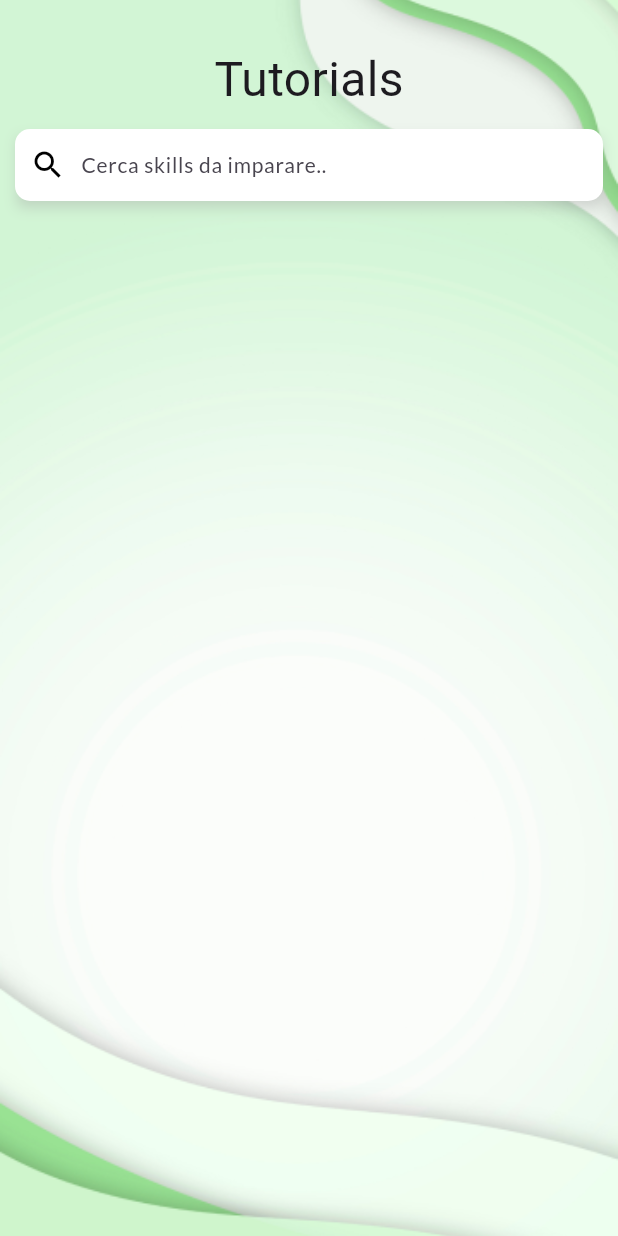
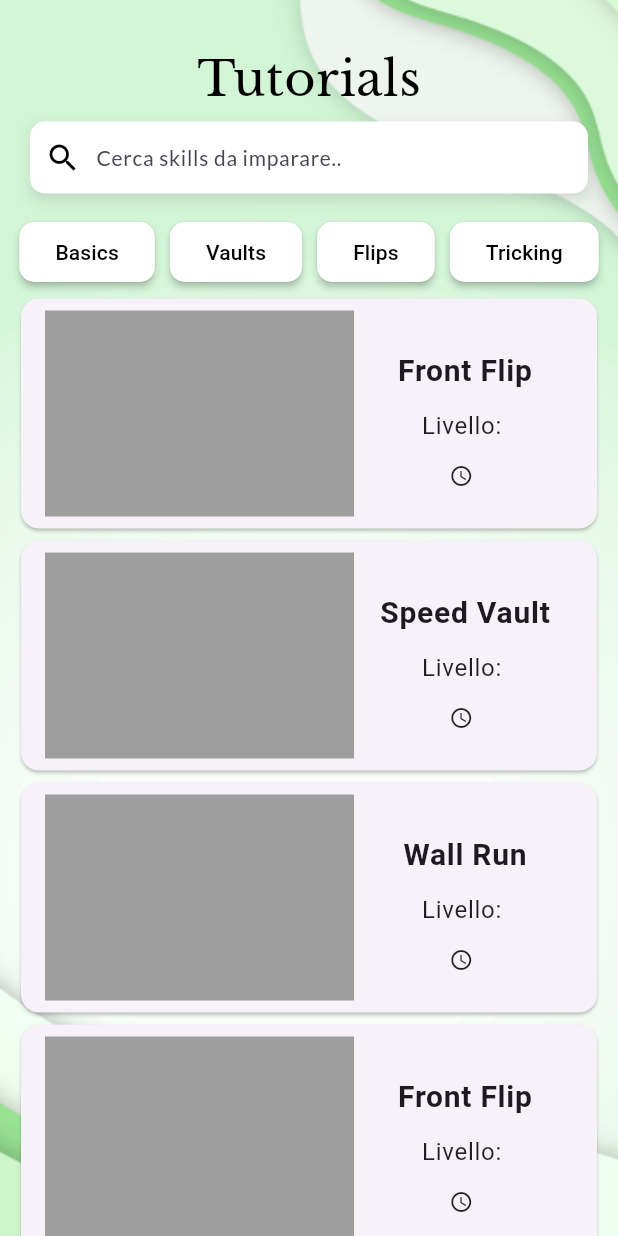
Before and after one commit to morenoboasso/My-Parkour-Tracker, a Flutter app: the screen it shows after launch, on a phone screen of 412 x 824 dp. Run offline on Flutter 3.47's test engine with Material 3 defaults, Android fonts, the light colour scheme and no system bars; our stand-ins replace get, google_fonts; Roboto replaces fonts that are missing (Amaranth).

Commit message:
Add tutorials filter logic and little UI (da migliorare)

```diff
--- /dev/null
+++ b/lib/data/tutorials.dart
@@ -0,0 +1,23 @@
+
+class ParkourTutorial {
+  final String id;
+  final String title;
+  final String category;
+
+  ParkourTutorial({
+    required this.id,
+    required this.title,
+    required this.category,
+  });
+}
+final List<ParkourTutorial> tutorials = [
+  ParkourTutorial(id: '1', title: 'Front Flip', category: 'Flips'),
+  ParkourTutorial(id: '2', title: 'Speed Vault', category: 'Vaults'),
+  ParkourTutorial(id: '3', title: 'Wall Run', category: 'Basics'),
+  ParkourTutorial(id: '4', title: 'Front Flip', category: 'Flips'),
+  ParkourTutorial(id: '5', title: 'Speed Vault', category: 'Vaults'),
+  ParkourTutorial(id: '6', title: 'Wall Run', category: 'Basics'),
+  ParkourTutorial(id: '7', title: 'Front Flip', category: 'Flips'),
+  ParkourTutorial(id: '8', title: 'Speed Vault', category: 'Vaults'),
+  ParkourTutorial(id: '9', title: 'Wall Run', category: 'Tricking'),
+];
--- a/lib/pages/splash_screen.dart
+++ b/lib/pages/splash_screen.dart
@@ -25,8 +25,8 @@ class SplashScreen extends StatelessWidget {
                 children: [
                   Image.asset(
                     AssetsHD.logo,
-                    width: 250,
-                    height: 250,
+                    width: 350,
+                    height: 330,
                   ),
                   const SizedBox(height: 10),
                 ],
--- a/lib/pages/tutorial/tutorial_home.dart
+++ b/lib/pages/tutorial/tutorial_home.dart
@@ -1,10 +1,46 @@
 import 'package:flutter/foundation.dart';
 import 'package:flutter/material.dart';
 import 'package:myparkourtracker/styles/text_style.dart';
+import '../../data/tutorials.dart';
 import '../../styles/assets_manager.dart';
+import '../../widgets/parkour_tutorial_card.dart';
 
-class TutorialHome extends StatelessWidget {
+class TutorialHome extends StatefulWidget {
   const TutorialHome({super.key});
+
+  @override
+  _TutorialHomeState createState() => _TutorialHomeState();
+}
+
+class _TutorialHomeState extends State<TutorialHome> {
+  int _selectedIndex = -1;
+  final List<String> _filters = ['Basics', 'Vaults', 'Flips', 'Tricking'];
+  late List<ParkourTutorial> filteredTutorials; // Dichiarare la lista filtrata
+
+
+  void _selectFilter(int index) {
+    setState(() {
+      if (_selectedIndex == index) {
+        _selectedIndex = -1; // Deseleziona il filtro se già selezionato
+        filteredTutorials = tutorials; // Mostra tutte le cards
+      } else {
+        _selectedIndex = index; // Seleziona il filtro
+        final String selectedCategory = _filters[index];
+        // Applicare il filtro in base alla categoria selezionata
+        filteredTutorials = tutorials.where((tutorial) => tutorial.category == selectedCategory).toList();
+      }
+    });
+  }
+
+
+
+
+
+  @override
+  void initState() {
+    super.initState();
+    filteredTutorials = tutorials; // Inizializzare la lista filtrata con tutte le cards
+  }
 
   @override
   Widget build(BuildContext context) {
@@ -25,8 +61,8 @@ class TutorialHome extends StatelessWidget {
           ),
           Positioned(
             top: kIsWeb ? 10 : 30,
-            left: 10,
-            right: 10,
+            left: 0,
+            right: 0,
             child: Column(
               crossAxisAlignment: CrossAxisAlignment.start,
               children: [
@@ -36,27 +72,31 @@ class TutorialHome extends StatelessWidget {
                     style: TextHD.appbarTitle,
                   ),
                 ),
-                const SizedBox(height: 10),
-                Container(
+                const SizedBox(height: 5),
+                Padding(
+                  padding: const EdgeInsets.symmetric(horizontal: 20),
+                  child: Container(
                     decoration: BoxDecoration(
                       boxShadow: [
                         BoxShadow(
                           color: Colors.grey.withOpacity(0.4),
                           spreadRadius: -1,
                           blurRadius: 7,
-                        offset: const Offset(0, 5),
+                          offset: const Offset(0, 4),
                         ),
                       ],
                     ),
                     child: Container(
-                    padding: const EdgeInsets.symmetric(horizontal: 10),
                       decoration: BoxDecoration(
                         color: Colors.white,
                         borderRadius: BorderRadius.circular(10),
                       ),
                       child: Row(
                         children: [
-                        const Icon(Icons.search, color: Colors.black),
+                          const Padding(
+                            padding: EdgeInsets.only(left: 10), // Aggiunto padding qui
+                            child: Icon(Icons.search, color: Colors.black),
+                          ),
                           const SizedBox(width: 10),
                           Expanded(
                             child: TextField(
@@ -75,7 +115,50 @@ class TutorialHome extends StatelessWidget {
                       ),
                     ),
                   ),
+                ),
+                const SizedBox(height: 15),
+                Center(
+                  child: SingleChildScrollView(
+                    scrollDirection: Axis.horizontal,
+                    child: Row(
+                      mainAxisAlignment: MainAxisAlignment.center,
+                      children: _filters
+                          .asMap()
+                          .entries
+                          .map(
+                            (entry) => FilterButton(
+                          text: entry.value,
+                          isSelected: entry.key == _selectedIndex,
+                          onPressed: () => _selectFilter(entry.key),
+                        ),
+                      )
+                          .toList(),
+                    ),
+                  ),
+                ),
               ],
+            ),
+          ),
+          Positioned(
+            top: 195,
+            left: 0,
+            right: 0,
+            bottom: 0,
+            child: Container(
+              padding: const EdgeInsets.symmetric(horizontal: 10),
+              child: ListView.builder(
+                scrollDirection: Axis.vertical,
+                itemCount: filteredTutorials.length, // Utilizzare la lista filtrata
+                itemBuilder: (BuildContext context, int index) {
+                  final ParkourTutorial tutorial = filteredTutorials[index]; // Utilizzare l'indice corretto
+                  return ParkourTutorialCard(
+                    id: tutorial.id,
+                    title: tutorial.title,
+                    category: tutorial.category,
+                  );
+                },
+              ),
+
             ),
           ),
         ],
@@ -83,3 +166,41 @@ class TutorialHome extends StatelessWidget {
     );
   }
 }
+
+class FilterButton extends StatelessWidget {
+  final String text;
+  final bool isSelected;
+  final VoidCallback onPressed;
+
+  const FilterButton({
+    super.key,
+    required this.text,
+    required this.isSelected,
+    required this.onPressed,
+  });
+
+  @override
+  Widget build(BuildContext context) {
+    return Padding(
+      padding: const EdgeInsets.symmetric(horizontal: 5.0),
+      child: ElevatedButton(
+        onPressed: onPressed,
+        style: ElevatedButton.styleFrom(
+          surfaceTintColor: Colors.white,
+          elevation: 2,
+          shadowColor: Colors.black,
+          backgroundColor: isSelected ? Colors.green : Colors.white,
+          shape: RoundedRectangleBorder(
+            borderRadius: BorderRadius.circular(10), // Imposta il raggio dei bordi qui
+          ),
+        ),
+        child: Text(
+          text,
+          style: TextStyle(
+            color: isSelected ? Colors.white : Colors.black,
+          ),
+        ),
+      ),
+    );
+  }
+}
--- a/lib/styles/text_style.dart
+++ b/lib/styles/text_style.dart
@@ -2,8 +2,9 @@ import 'package:flutter/material.dart';
 import 'package:google_fonts/google_fonts.dart';
 
 class TextHD {
-  static TextStyle appbarTitle = GoogleFonts.amaranth(
+  static TextStyle appbarTitle = GoogleFonts.libreBaskerville(
     fontSize: 32,
+    color: Colors.black
   );
   static TextStyle searchbar = GoogleFonts.lato(
     fontSize: 14,
--- /dev/null
+++ b/lib/widgets/parkour_tutorial_card.dart
@@ -0,0 +1,94 @@
+import 'package:flutter/material.dart';
+
+class ParkourTutorialCard extends StatelessWidget {
+  final String id;
+  final String title;
+  final String category;
+
+  const ParkourTutorialCard({
+    super.key,
+    required this.id,
+    required this.title,
+    required this.category,
+  });
+
+  @override
+  Widget build(BuildContext context) {
+    return Card(
+    child: ListTile(
+          title: Row(
+            crossAxisAlignment: CrossAxisAlignment.start,
+            children: [
+              // Container per l'immagine del movimento
+              Container(
+                width: MediaQuery.of(context).size.width / 2, // Metà della larghezza dello schermo
+                height: MediaQuery.of(context).size.height / 6, // Altezza aggiuntiva
+                color: Colors.grey, // Inserisci l'immagine qui
+              ),
+              const SizedBox(width: 10),
+              // Container per le informazioni
+              Expanded(
+                child: Padding(
+                  padding: const EdgeInsets.only(top: 25),
+                  child: Column(
+                    crossAxisAlignment: CrossAxisAlignment.start,
+                    children: [
+                      // Titolo
+                      Center(
+                        child: Text(
+                          title,
+                          style: const TextStyle(
+                            fontWeight: FontWeight.bold,
+                            fontSize: 20,
+                          ),
+                        ),
+                      ),
+                      SizedBox(height: 10), // Spazio verticale
+                      // Livello del flip
+                      Center(
+                        child: Text(
+                          'Livello: ', // Sostituisci con il livello
+                          style: TextStyle(
+                            fontSize: 16,
+                            color: Colors.black87,
+                          ),
+                        ),
+                      ),
+                      SizedBox(height: 10), // Spazio verticale
+                      // Icona della durata
+                      Center(
+                        child: Row(
+                          mainAxisAlignment: MainAxisAlignment.center,
+                          children: [
+                            Icon(
+                              Icons.access_time,
+                              size: 16,
+                              color: Colors.black87,
+                            ),
+                            SizedBox(width: 5),
+                            // Durata del tutorial
+                            Text(
+                              '', // Sostituisci con la durata
+                              style: TextStyle(
+                                fontSize: 14,
+                                color: Colors.grey,
+                              ),
+                            ),
+                          ],
+                        ),
+                      ),
+                    ],
+                  ),
+                ),
+              ),
+
+
+            ],
+          ),
+          onTap: () {
+            // Azioni da eseguire quando si tocca la card
+          },
+        ),
+    );
+  }
+}
```
Also changed, not shown: lib/widgets/search_bar.dart (added). Lines whose indentation alone changed are shown as unchanged.
